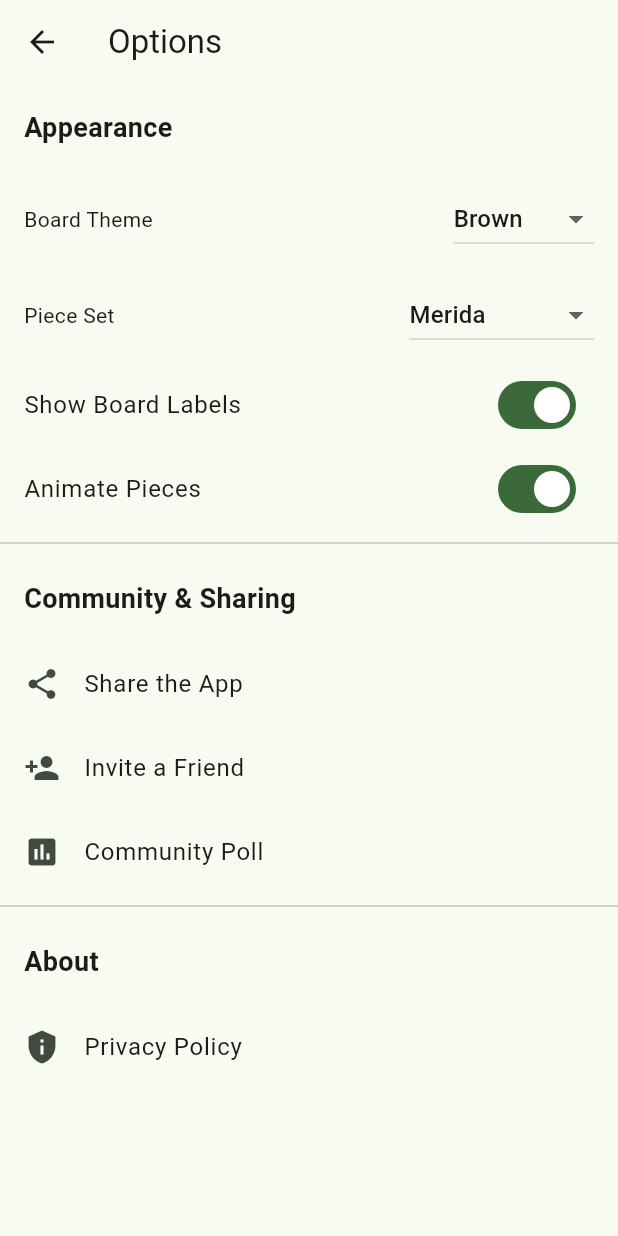
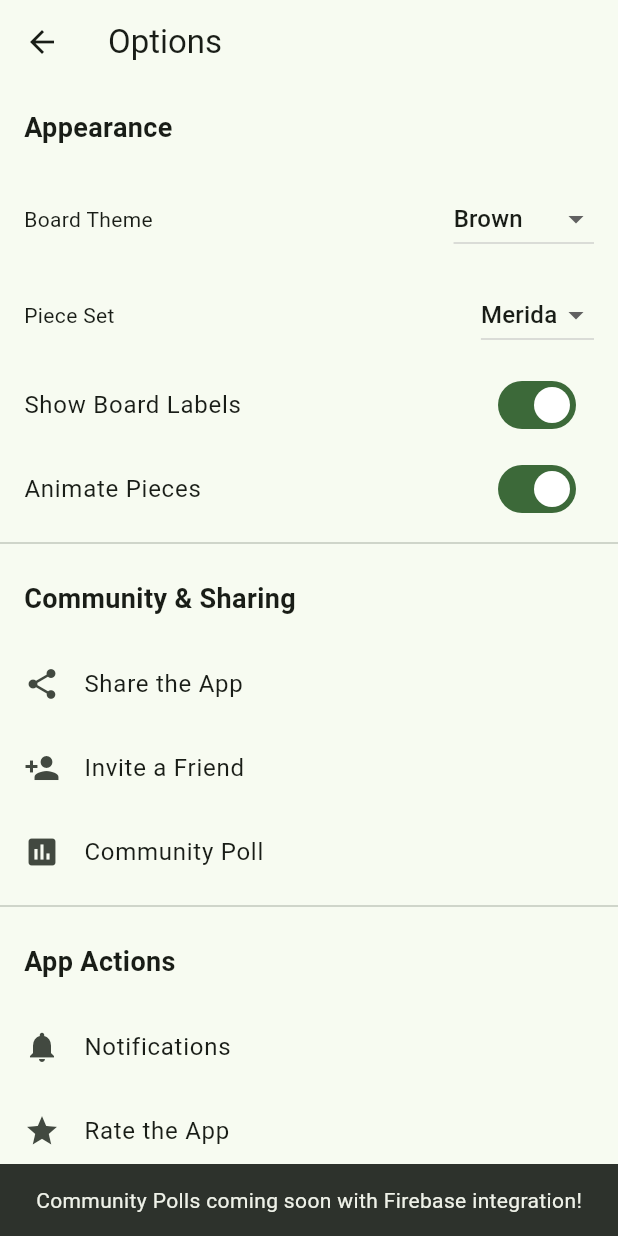
Before and after one commit to Sohel2050/FLC, a Flutter app: the OptionsScreen screen opened directly with empty values, after a tap on "Community Poll", on a phone screen of 412 x 824 dp. Run offline on Flutter 3.47's test engine with Material 3 defaults, Android fonts, the phone set to English and light mode, and no system bars; our stand-ins replace image_picker, in_app_review, logger, share_plus, shared_preferences, upgrader; missing offline and left inert: bishop, square_bishop, squares, stockfish; accounts and stored records are empty.

Commit message:
feat: Enhance Options Screen with sharing and review features
- Integrated sharing functionality for app promotion and friend invitations using share_plus package.
- Added a community poll placeholder with a Snackbar notification.
- Introduced a notifications feature placeholder with a Snackbar notification.
- Implemented in-app review request functionality using in_app_review package.

refactor: Update UserService with user data management methods

- Added methods for updating user data and deleting user accounts with logging.
- Implemented validation for user display names.

fix: Improve animated dialog UI

- Updated the animated dialog to include a close button for better user experience.

chore: Register new plugins for URL launching and sharing

- Updated generated_plugin_registrant.cc and generated_plugins.cmake to include url_launcher and share_plus plugins.

chore: Update pubspec.yaml and pubspec.lock for new dependencies

- Added share_plus, in_app_review, and upgrader dependencies.
- Updated various package versions for compatibility.

feat: Create Profile Screen for user management

- Developed a ProfileScreen to manage user profiles, including display name and profile image.
- Implemented functionality for saving profile changes, logging out, and deleting accounts with confirmation dialogs.

```diff
--- a/lib/models/user_model.dart
+++ b/lib/models/user_model.dart
@@ -42,6 +42,50 @@ class ChessUser {
     this.savedGames = const [],
     this.preferences = const {},
   }) : this.lastSeen = lastSeen ?? DateTime.now();
+
+  ChessUser copyWith({
+    String? uid,
+    String? email,
+    String? displayName,
+    String? photoUrl,
+    int? classicalRating,
+    int? blitzRating,
+    int? tempoRating,
+    int? gamesPlayed,
+    int? gamesWon,
+    int? gamesLost,
+    int? gamesDraw,
+    List<String>? achievements,
+    List<String>? friends,
+    bool? isOnline,
+    DateTime? lastSeen,
+    bool? isGuest,
+    Map<String, int>? winStreak,
+    List<String>? savedGames,
+    Map<String, String>? preferences,
+  }) {
+    return ChessUser(
+      uid: uid ?? this.uid,
+      email: email ?? this.email,
+      displayName: displayName ?? this.displayName,
+      photoUrl: photoUrl ?? this.photoUrl,
+      classicalRating: classicalRating ?? this.classicalRating,
+      blitzRating: blitzRating ?? this.blitzRating,
+      tempoRating: tempoRating ?? this.tempoRating,
+      gamesPlayed: gamesPlayed ?? this.gamesPlayed,
+      gamesWon: gamesWon ?? this.gamesWon,
+      gamesLost: gamesLost ?? this.gamesLost,
+      gamesDraw: gamesDraw ?? this.gamesDraw,
+      achievements: achievements ?? this.achievements,
+      friends: friends ?? this.friends,
+      isOnline: isOnline ?? this.isOnline,
+      lastSeen: lastSeen ?? this.lastSeen,
+      isGuest: isGuest ?? this.isGuest,
+      winStreak: winStreak ?? this.winStreak,
+      savedGames: savedGames ?? this.savedGames,
+      preferences: preferences ?? this.preferences,
+    );
+  }
 
   factory ChessUser.guest() {
     return ChessUser(displayName: Constants.guestDisplayName, isGuest: true);
--- a/lib/providers/settings_provoder.dart
+++ b/lib/providers/settings_provoder.dart
@@ -102,10 +102,6 @@ class SettingsProvider with ChangeNotifier {
         return PieceSet.merida();
       case 'letters':
         return PieceSet.letters();
-      case 'xiangqi':
-        return PieceSet.xiangqi();
-      case 'xiangqiIcons':
-        return PieceSet.xiangqiIcons();
       default:
         return PieceSet.merida();
     }
--- a/lib/screens/game_screen.dart
+++ b/lib/screens/game_screen.dart
@@ -79,7 +79,7 @@ class _GameScreenState extends State<GameScreen> {
     if (_gameProvider.vsCPU) {
       _gameProvider.makeStockfishMove();
     } else if (_gameProvider.localMultiplayer) {
-      // In local multiplayer, no external notification is needed, just make the move
+      // In local multiplayer, no external notification is needed, we just make the move
       // The makeSquaresMove already handles turn switching and timer updates
     } else {
       // If it's an online multiplayer game, notify the opponent about the move
--- a/lib/screens/options_screen.dart
+++ b/lib/screens/options_screen.dart
@@ -2,6 +2,8 @@ import 'package:flutter/material.dart';
 import 'package:flutter_chess_app/providers/settings_provoder.dart';
 import 'package:provider/provider.dart';
 import 'package:squares/squares.dart';
+import 'package:share_plus/share_plus.dart';
+import 'package:in_app_review/in_app_review.dart';
 import '../models/user_model.dart';
 
 class OptionsScreen extends StatelessWidget {
@@ -11,7 +13,7 @@ class OptionsScreen extends StatelessWidget {
 
   @override
   Widget build(BuildContext context) {
-    final settingsProvider = context.read<SettingsProvider>();
+    final settingsProvider = context.watch<SettingsProvider>();
 
     return Scaffold(
       appBar: AppBar(title: const Text('Options')),
@@ -36,21 +38,78 @@ class OptionsScreen extends StatelessWidget {
             title: 'Share the App',
             icon: Icons.share,
             onTap: () {
-              // TODO: Need to add sharing logic here
+              final appLink =
+                  'https://example.com/chess-app'; // Replace with your app link
+              SharePlus.instance.share(
+                ShareParams(
+                  title: 'FLC Chess App',
+                  subject: 'Check out this awesome Chess App!',
+                  text:
+                      "I found this amazing Chess App that I think you'll love! \n$appLink",
+                ),
+              );
             },
           ),
           _buildListTile(
             title: 'Invite a Friend',
             icon: Icons.person_add,
             onTap: () {
-              // TODO: Need to add friend invitation logic here
+              final appLink =
+                  'https://example.com/chess-app'; // Replace with your app link
+              SharePlus.instance.share(
+                ShareParams(
+                  title: 'FLC Chess App',
+                  subject: 'Join me on this amazing Chess App!',
+                  text: "Join me on this amazing Chess App! \n$appLink",
+                ),
+              );
             },
           ),
           _buildListTile(
             title: 'Community Poll',
             icon: Icons.poll,
             onTap: () {
-              // TODO: Need to add community poll logic here
+              ScaffoldMessenger.of(context).showSnackBar(
+                const SnackBar(
+                  content: Text(
+                    'Community Polls coming soon with Firebase integration!',
+                  ),
+                  duration: Duration(seconds: 2),
+                ),
+              );
+            },
+          ),
+          const Divider(),
+          _buildSectionHeader('App Actions'),
+          _buildListTile(
+            title: 'Notifications',
+            icon: Icons.notifications,
+            onTap: () {
+              ScaffoldMessenger.of(context).showSnackBar(
+                const SnackBar(
+                  content: Text('Notifications feature coming soon!'),
+                  duration: Duration(seconds: 2),
+                ),
+              );
+            },
+          ),
+          _buildListTile(
+            title: 'Rate the App',
+            icon: Icons.star,
+            onTap: () async {
+              final InAppReview inAppReview = InAppReview.instance;
+              if (await inAppReview.isAvailable()) {
+                inAppReview.requestReview();
+              } else {
+                ScaffoldMessenger.of(context).showSnackBar(
+                  const SnackBar(
+                    content: Text(
+                      'In-app review is not available on this device.',
+                    ),
+                    duration: Duration(seconds: 2),
+                  ),
+                );
+              }
             },
           ),
           const Divider(),
@@ -67,6 +126,7 @@ class OptionsScreen extends StatelessWidget {
     );
   }
 
+  // Helper methods to build UI components
   Widget _buildSectionHeader(String title) {
     return Padding(
       padding: const EdgeInsets.all(16.0),
@@ -138,11 +198,6 @@ class OptionsScreen extends StatelessWidget {
             items: const [
               DropdownMenuItem(value: 'merida', child: Text('Merida')),
               DropdownMenuItem(value: 'letters', child: Text('Letters')),
-              DropdownMenuItem(value: 'xiangqi', child: Text('Xiangqi')),
-              DropdownMenuItem(
-                value: 'xiangqiIcons',
-                child: Text('Xiangqi Icons'),
-              ),
             ],
           ),
         ],
--- a/pubspec.yaml
+++ b/pubspec.yaml
@@ -43,6 +43,9 @@ dependencies:
   uuid: ^4.2.1
   image_picker: ^1.0.4
   logger: ^2.6.0
+  share_plus: ^11.0.0
+  upgrader: ^11.4.0
+  in_app_review: ^2.0.10
 
 dev_dependencies:
   flutter_test:
```
Also changed, not shown: lib/providers/game_provider.dart (+3 -8 lines), lib/screens/home_screen.dart (+17 -3 lines), lib/screens/profile_screen.dart (added, +335 -0 lines), lib/services/user_service.dart (+49 -0 lines), lib/widgets/animated_dialog.dart (+16 -5 lines), pubspec.lock, 9 other files.
